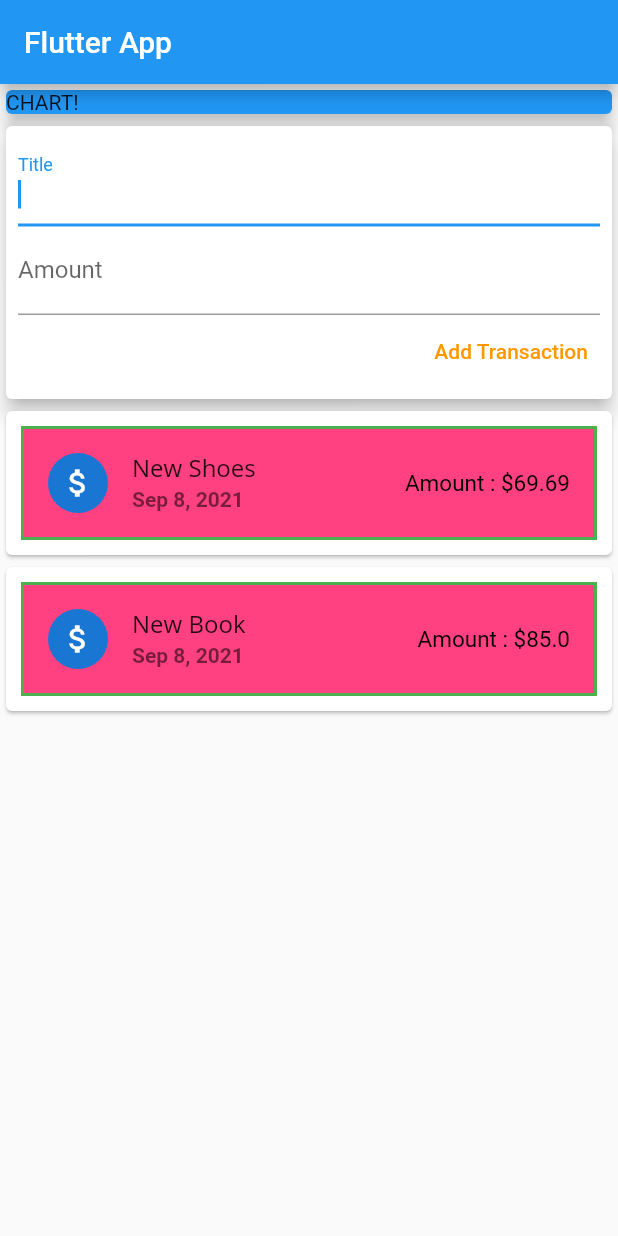
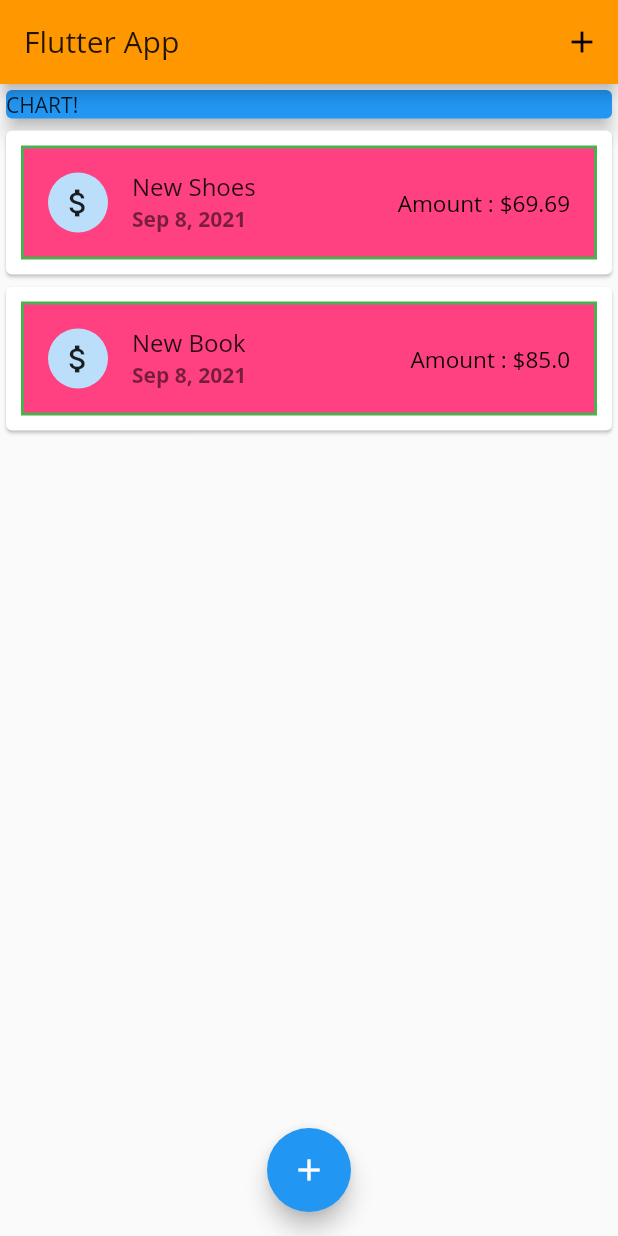
Before and after one commit to pravin5551/Personal-Expenses-App--Flutter, a Flutter app: the screen it shows after launch, on a phone screen of 412 x 824 dp. Run offline on Flutter 3.47's test engine with Material 2 defaults, Android fonts, the phone set to English and light mode, and no system bars.

Commit message:
theming added

```diff
--- a/personal_expenses/lib/main.dart
+++ b/personal_expenses/lib/main.dart
@@ -1,6 +1,8 @@
 import 'dart:core';
 import 'package:flutter/cupertino.dart';
 import 'package:flutter/material.dart';
+import 'package:personal_expenses/widgets/new_transaction.dart';
+import 'package:personal_expenses/widgets/transaction_list.dart';
 import 'package:personal_expenses/widgets/user_transaction.dart';
 import 'models/transaction.dart';
 
@@ -10,25 +12,83 @@ class MyApp extends StatelessWidget {
   @override
   Widget build(BuildContext context) {
     return MaterialApp(
+      debugShowCheckedModeBanner: false,
       title: 'Flutter App',
       home: MyHomePage(),
+      theme: ThemeData(
+        primaryColor: Colors.orange,
+        secondaryHeaderColor: Colors.red,
+        fontFamily: 'OpenSans',
+      ),
     );
   }
 }
 
-class MyHomePage extends StatelessWidget {
+class MyHomePage extends StatefulWidget {
+  @override
+  _MyHomePageState createState() => _MyHomePageState();
+}
+
+class _MyHomePageState extends State<MyHomePage> {
   final List<Transaction> transaction = [];
 
-  // String titleInout;
-  // String amountInput;
+  // final titleContrillery = TextEditingController();
+  // final amountController = TextEditingController();
+
+  final List<Transaction> _userTransaction = [
+    Transaction(
+      id: 't1',
+      title: 'New Shoes',
+      amount: 69.69,
+      dateTime: DateTime.now(),
+    ),
+    Transaction(
+      id: 't2',
+      title: 'New Book',
+      amount: 85,
+      dateTime: DateTime.now(),
+    ),
+  ];
+
+  void _addNewTransaction(String title, double amount) {
+    final newTx = Transaction(
+        id: DateTime.now().toString(),
+        title: title,
+        amount: amount,
+        dateTime: DateTime.now());
+
+    setState(() {
+      _userTransaction.add(newTx);
+    });
+  }
+
+  void _startAddNewTransaction(BuildContext context) {
+    showModalBottomSheet(
+        context: context,
+        builder: (context) {
+          return GestureDetector(
+            onTap: () {},
+            child: NewTransaction(_addNewTransaction),
+            behavior: HitTestBehavior.opaque,
+          );
+        });
+  }
 
   @override
   Widget build(BuildContext context) {
     return Scaffold(
       appBar: AppBar(
         title: Text('Flutter App'),
+        actions: <Widget>[
+          IconButton(
+              onPressed: () {
+                _startAddNewTransaction(context);
+              },
+              icon: Icon(Icons.add))
+        ],
       ),
-      body: Column(
+      body: SingleChildScrollView(
+        child: Column(
           crossAxisAlignment: CrossAxisAlignment.stretch,
           mainAxisAlignment: MainAxisAlignment.start,
           children: <Widget>[
@@ -40,8 +100,16 @@ class MyHomePage extends StatelessWidget {
                 elevation: 5,
               ),
             ),
-          UserTransaction(),
+            TransactionList(_userTransaction),
           ],
+        ),
+      ),
+      floatingActionButtonLocation: FloatingActionButtonLocation.centerFloat,
+      floatingActionButton: FloatingActionButton(
+        child: Icon(Icons.add),
+        onPressed: () {
+          _startAddNewTransaction(context);
+        },
       ),
     );
   }
```
Lines whose indentation alone changed are shown as unchanged.
